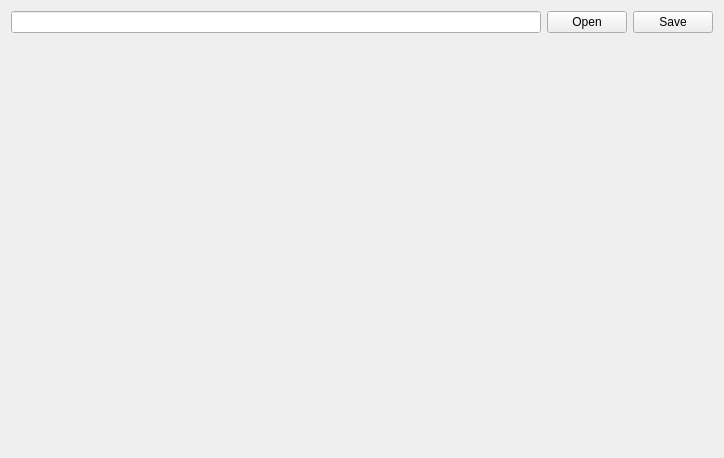
This is src/UI/GCodeEditor.ui in DjangoReinhard/FalconView as Qt 5 draws it before an edit. The edited form follows.
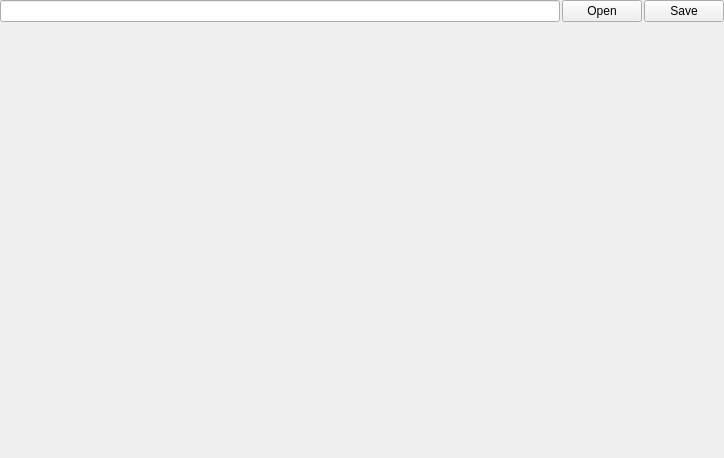
This is the edited form.

Patch:
```diff
--- a/src/UI/GCodeEditor.ui
+++ b/src/UI/GCodeEditor.ui
@@ -10,6 +10,12 @@
     <height>458</height>
    </rect>
   </property>
+  <property name="sizePolicy">
+   <sizepolicy hsizetype="MinimumExpanding" vsizetype="MinimumExpanding">
+    <horstretch>0</horstretch>
+    <verstretch>0</verstretch>
+   </sizepolicy>
+  </property>
   <property name="minimumSize">
    <size>
     <width>0</width>
@@ -20,6 +26,21 @@
    <string>Frame</string>
   </property>
   <layout class="QGridLayout" name="gridLayout">
+   <property name="leftMargin">
+    <number>0</number>
+   </property>
+   <property name="topMargin">
+    <number>0</number>
+   </property>
+   <property name="rightMargin">
+    <number>0</number>
+   </property>
+   <property name="bottomMargin">
+    <number>0</number>
+   </property>
+   <property name="spacing">
+    <number>2</number>
+   </property>
    <item row="0" column="1">
     <widget class="QPushButton" name="pbOpen">
      <property name="sizePolicy">
```
